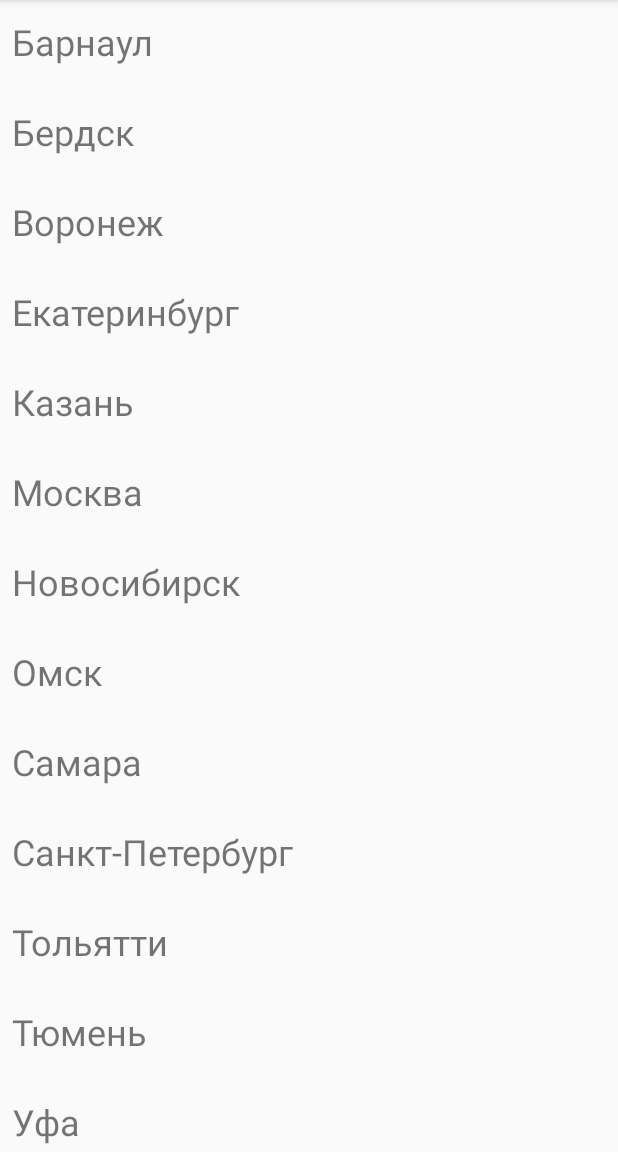
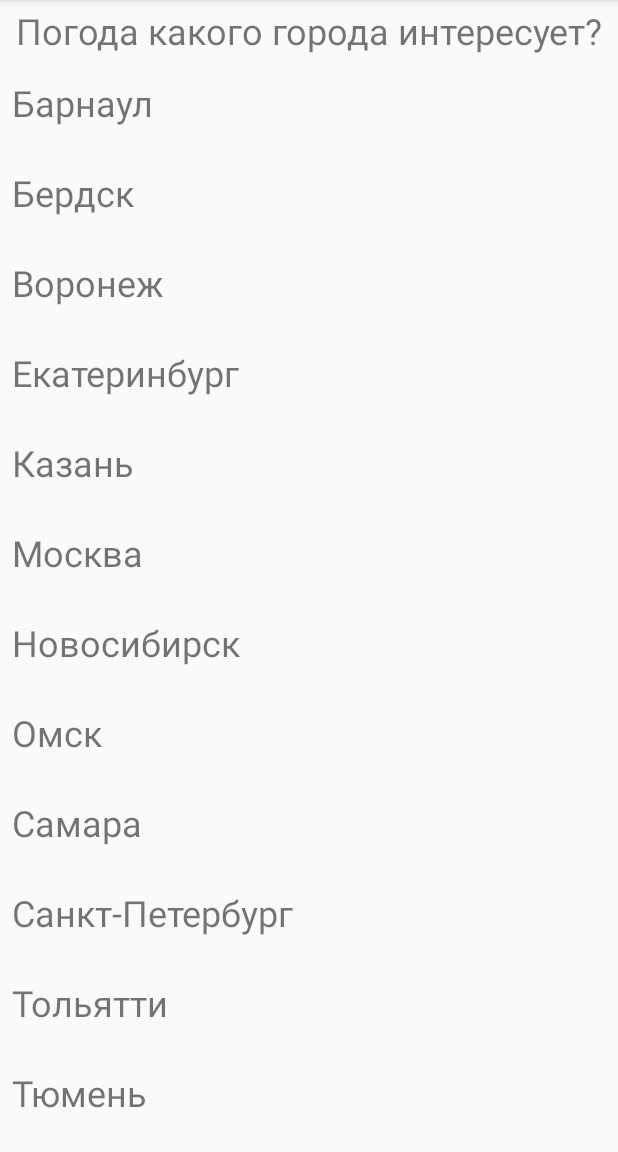
Before and after one commit to AleksKirienko/shift_stream, an Android app: the WeatherActivity screen opened directly, with no data from a screen before it, on a phone screen of 412 x 824 dp, the part 84-1236 px from its top. Run offline under Robolectric (Android 15) with nearby library versions, the phone set to English and light mode, and no system bars.

Commit message:
Small changes

```diff
--- a/Weather/app/src/main/res/layout/activity_weather.xml
+++ b/Weather/app/src/main/res/layout/activity_weather.xml
@@ -13,5 +13,20 @@
         app:layout_constraintBottom_toBottomOf="parent"
         app:layout_constraintEnd_toEndOf="parent"
         app:layout_constraintStart_toStartOf="parent"
+        app:layout_constraintTop_toBottomOf="@+id/textView3" />
+
+    <TextView
+        android:id="@+id/textView3"
+        android:layout_width="0dp"
+        android:layout_height="wrap_content"
+        android:layout_marginTop="4dp"
+        android:layout_marginBottom="4dp"
+        android:text="Погода какого города интересует?"
+        android:textAlignment="center"
+        android:textSize="24sp"
+        app:layout_constraintBottom_toTopOf="@+id/recyclerView"
+        app:layout_constraintEnd_toEndOf="parent"
+        app:layout_constraintHorizontal_bias="0.0"
+        app:layout_constraintStart_toStartOf="parent"
         app:layout_constraintTop_toTopOf="parent" />
 </androidx.constraintlayout.widget.ConstraintLayout>
```
Also changed, not shown: Weather/app/src/main/res/drawable/cloudy.jpg (added), Weather/app/src/main/res/drawable/partly_cloudy.jpg (added), Weather/app/src/main/res/drawable/rain.jpg (added), Weather/app/src/main/res/drawable/snow.jpg (added), Weather/app/src/main/res/drawable/storm.jpg (added), Weather/app/src/main/res/drawable/sunny.jpg (added).
